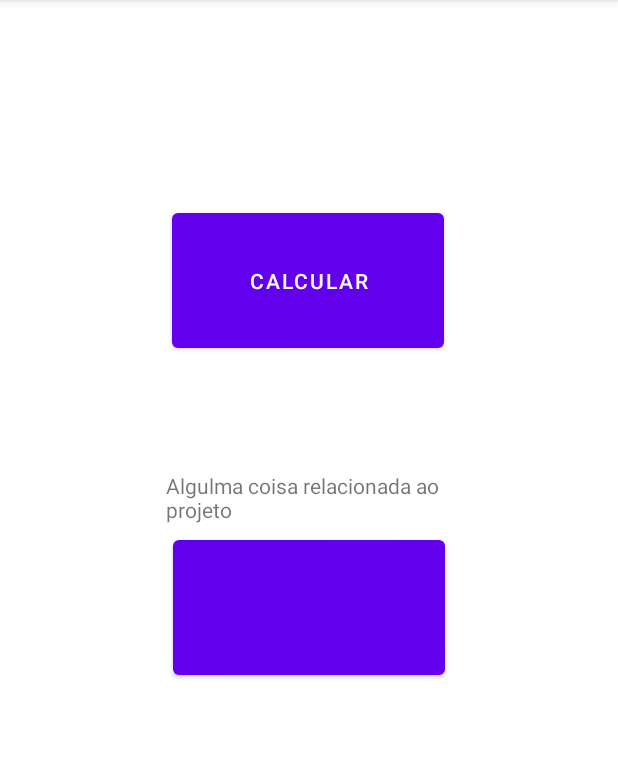
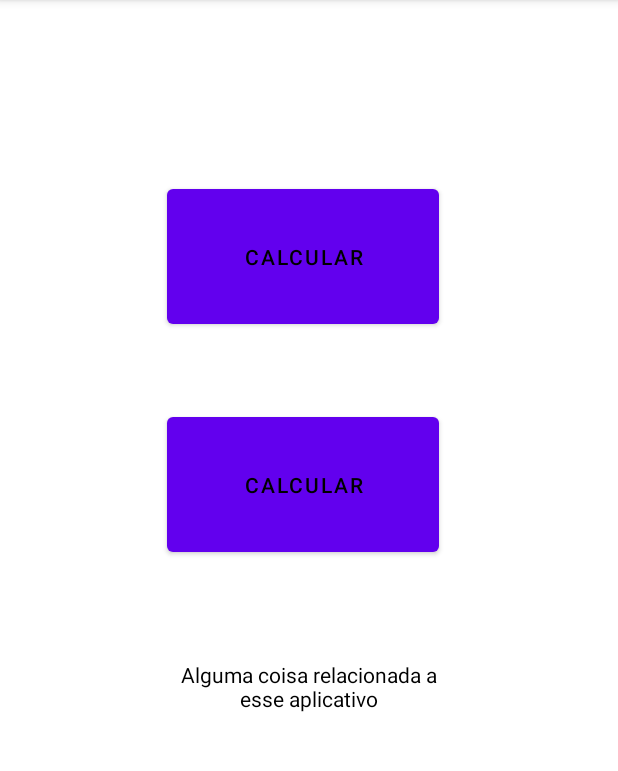
Before and after one commit to tumusx/BMI, an Android app: the screen it shows after launch (MainActivity), on a phone screen of 412 x 824 dp, the part 84-855 px from its top. Run offline under Robolectric (Android 15) with nearby library versions, the phone set to English and light mode, and no system bars.

Commit message:
alterad in design and layout

```diff
--- a/app/src/main/java/com/aplicacao/MainActivity.kt
+++ b/app/src/main/java/com/aplicacao/MainActivity.kt
@@ -11,9 +11,9 @@ class MainActivity : AppCompatActivity() {
         super.onCreate(savedInstanceState)
         setContentView(R.layout.activity_main)
 
-        var btCalcular = calcular
+        /*var btCalcular = calcular
         var resultado = resultado
-        btCalcular.set
+        btCalcular.set*/
 
     }
 }
--- a/app/src/main/res/layout/activity_main.xml
+++ b/app/src/main/res/layout/activity_main.xml
@@ -10,8 +10,11 @@
         android:id="@+id/calcular1"
         android:layout_width="181dp"
         android:layout_height="102dp"
-        android:layout_marginTop="116dp"
+        android:layout_marginTop="50dp"
+        android:text="@string/Calcular"
+        android:textColor="@color/black"
         app:layout_constraintEnd_toEndOf="parent"
+        app:layout_constraintHorizontal_bias="0.482"
         app:layout_constraintStart_toStartOf="parent"
         app:layout_constraintTop_toBottomOf="@+id/calcular" />
 
@@ -19,20 +22,25 @@
         android:id="@+id/calcular"
         android:layout_width="181dp"
         android:layout_height="102dp"
-        android:layout_marginTop="136dp"
+        android:layout_marginTop="120dp"
         android:text="@string/Calcular"
+        android:textColor="@color/black"
+        app:layout_constraintBottom_toTopOf="@+id/calcular1"
         app:layout_constraintEnd_toEndOf="parent"
-        app:layout_constraintHorizontal_bias="0.498"
+        app:layout_constraintHorizontal_bias="0.482"
         app:layout_constraintStart_toStartOf="parent"
         app:layout_constraintTop_toTopOf="parent" />
 
     <TextView
-        android:id="@+id/resultado"
-        android:layout_width="191dp"
-        android:layout_height="100dp"
-        android:layout_marginTop="76dp"
-        android:text="Algulma coisa relacionada ao projeto"
+        android:layout_width="188dp"
+        android:layout_height="62dp"
+        android:layout_marginTop="50dp"
+        android:gravity="center"
+        android:text="\nAlguma coisa relacionada a esse aplicativo\n"
+        android:textColor="@color/black"
         app:layout_constraintEnd_toEndOf="parent"
+        app:layout_constraintHorizontal_bias="0.497"
         app:layout_constraintStart_toStartOf="parent"
-        app:layout_constraintTop_toBottomOf="@+id/calcular" />
+        app:layout_constraintTop_toBottomOf="@+id/calcular1" />
+
 </androidx.constraintlayout.widget.ConstraintLayout>
```
